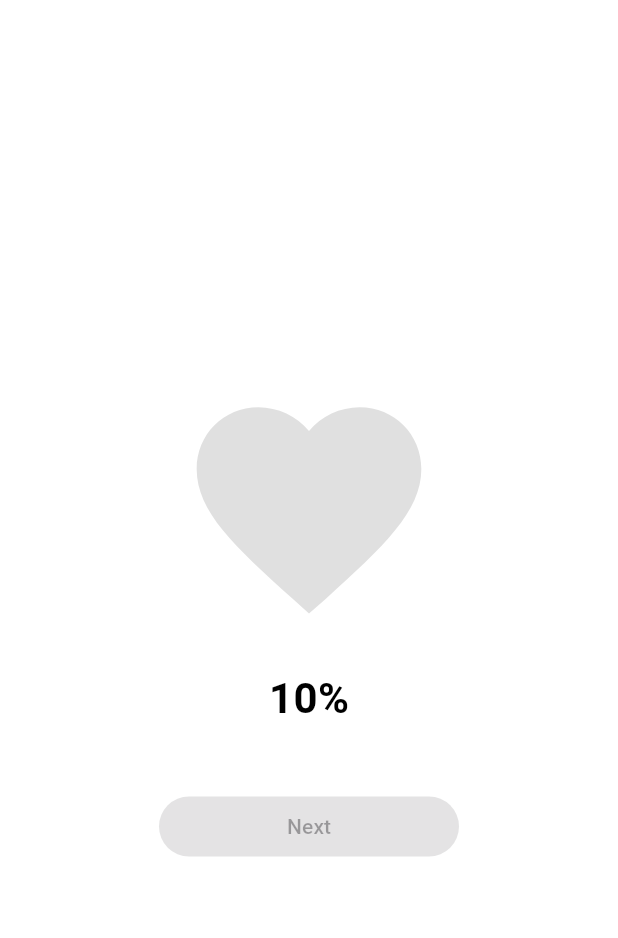
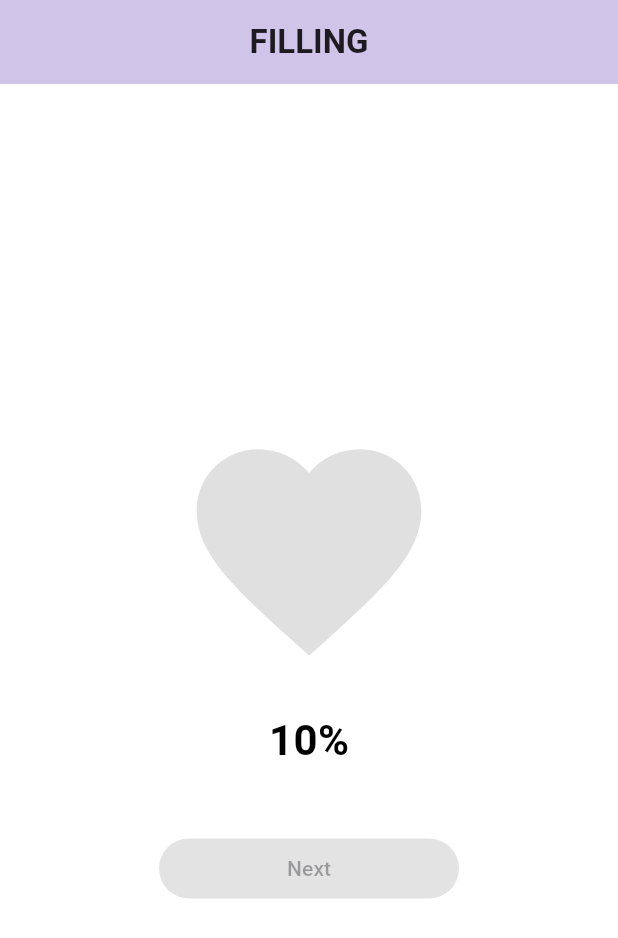
Before and after one commit to aravindsiddhanthi/Heart_App, a Flutter app: the screen it shows after launch, after a tap on the "favorite" icon, on a phone screen of 412 x 824 dp. Shown: the top 938 px of the screen. Run offline on Flutter 3.47's test engine with Material 3 defaults, Android fonts, the phone set to English and light mode, and no system bars.

```diff
--- a/lib/view/home_view.dart
+++ b/lib/view/home_view.dart
@@ -1,76 +1,56 @@
-import 'dart:async';
 import 'package:flutter/material.dart';
+import 'package:provider/provider.dart';
+import '../viewmodel/heart_viewmodel.dart';
+import '../services/heart_service.dart';
+import '../model/heart_state.dart';
+import 'success_view.dart';
 
-class HomeView extends StatefulWidget {
+class HomeView extends StatelessWidget {
   const HomeView({super.key});
 
   @override
-  State<HomeView> createState() => _HomeViewState();
+  Widget build(BuildContext context) {
+    return ChangeNotifierProvider(
+      create: (_) => HeartViewModel(HeartService()),
+      child: const HeartScreen(),
+    );
+  }
 }
 
-class _HomeViewState extends State<HomeView> {
-  double _progress = 0.0; // 0 to 1 range
-  Timer? _timer;
-  bool _isFilling = false;
-
-  // Start or pause the filling inside heart
-  void _toggleFill() {
-    if (_isFilling) {
-      _timer?.cancel();
-      setState(() => _isFilling = false);
-    } else {
-      _timer = Timer.periodic(const Duration(seconds: 1), (timer) {
-        setState(() {
-          if (_progress < 1.0) {
-            _progress += 0.1; // fill 10 % for every each second
-          } else {
-            _timer?.cancel();
-            _isFilling = false;
-          }
-        });
-      });
-      setState(() => _isFilling = true);
-    }
-  }
-
-  void _clearHeart() {
-    _timer?.cancel();
-    setState(() {
-      _progress = 0.0;
-      _isFilling = false;
-    });
-  }
-
-  void _goToSuccessScreen() {
-    Navigator.push(
-      context,
-      MaterialPageRoute(builder: (_) => const SuccessView()),
-    );
-  }
+class HeartScreen extends StatelessWidget {
+  const HeartScreen({super.key});
 
   @override
   Widget build(BuildContext context) {
+    final vm = context.watch<HeartViewModel>();
+
     return Scaffold(
       backgroundColor: Colors.white,
-      body: SafeArea(
+      appBar: AppBar(
+        title: Text(
+          vm.status.name.toUpperCase(), // shows Empty,Filling,Filled,Success
+          style: const TextStyle(fontWeight: FontWeight.bold),
+        ),
+        centerTitle: true,
+        backgroundColor: Colors.deepPurple.shade100,
+      ),
+      body: Center(
         child: Column(
           mainAxisAlignment: MainAxisAlignment.center,
           children: [
             GestureDetector(
-              onTap: _toggleFill,
+              onTap: vm.toggleFill,
               child: Stack(
                 alignment: Alignment.center,
                 children: [
-                  // Heart outline (gray)
                   Icon(Icons.favorite, color: Colors.grey[300], size: 180),
-                  // Filled portion
                   ClipRect(
                     child: Align(
                       alignment: Alignment.bottomCenter,
-                      heightFactor: _progress,
+                      heightFactor: vm.progress, // 0.0 → 1.0
                       child: const Icon(
                         Icons.favorite,
-                        color: Colors.deepPurple, // as per given image color
+                        color: Colors.deepPurple,
                         size: 180,
                       ),
                     ),
@@ -80,7 +60,7 @@ class _HomeViewState extends State<HomeView> {
             ),
             const SizedBox(height: 16),
             Text(
-              "${(_progress * 100).toInt()}%",
+              "${(vm.progress * 100).toInt()}%",
               style: const TextStyle(
                 fontSize: 28,
                 fontWeight: FontWeight.bold,
@@ -88,9 +68,9 @@ class _HomeViewState extends State<HomeView> {
               ),
             ),
             const SizedBox(height: 32),
-            if (_progress == 1.0)
+            if (vm.status == HeartStatus.filled)
               ElevatedButton(
-                onPressed: _clearHeart,
+                onPressed: vm.clearHeart,
                 style: ElevatedButton.styleFrom(
                   backgroundColor: Colors.blue,
                   fixedSize: const Size(200, 40),
@@ -99,9 +79,16 @@ class _HomeViewState extends State<HomeView> {
               ),
             const SizedBox(height: 10),
             ElevatedButton(
-              onPressed: _progress == 1.0 ? _goToSuccessScreen : null,
+              onPressed: vm.status == HeartStatus.filled
+                  ? () => Navigator.push(
+                      context,
+                      MaterialPageRoute(builder: (_) => const SuccessView()),
+                    )
+                  : null,
               style: ElevatedButton.styleFrom(
-                backgroundColor: Colors.blue,
+                backgroundColor: vm.status == HeartStatus.filled
+                    ? Colors.blue
+                    : Colors.grey[300],
                 fixedSize: const Size(200, 40),
               ),
               child: const Text('Next'),
@@ -112,34 +99,3 @@ class _HomeViewState extends State<HomeView> {
     );
   }
 }
-
-// Separate Success screen
-class SuccessView extends StatelessWidget {
-  const SuccessView({super.key});
-
-  @override
-  Widget build(BuildContext context) {
-    return Scaffold(
-      body: Center(
-        child: Column(
-          mainAxisAlignment: MainAxisAlignment.center,
-          children: [
-            const Text(
-              'SUCCESS!',
-              style: TextStyle(fontSize: 32, fontWeight: FontWeight.bold),
-            ),
-            const SizedBox(height: 20),
-            ElevatedButton(
-              onPressed: () => Navigator.pop(context),
-              style: ElevatedButton.styleFrom(
-                backgroundColor: Colors.blue,
-                fixedSize: const Size(200, 40),
-              ),
-              child: const Text('Back'),
-            ),
-          ],
-        ),
-      ),
-    );
-  }
-}
--- a/lib/viewmodel/heart_viewmodel.dart
+++ b/lib/viewmodel/heart_viewmodel.dart
@@ -8,7 +8,7 @@ class HeartViewModel extends ChangeNotifier {
   Timer? _timer;
   double progress = 0.0;
   HeartStatus status = HeartStatus.empty;
-  bool _isRunning = false;
+  bool _isRunning = false; // tap starts/stops filling
 
   // here the entire application logic builds
   HeartViewModel(this._service);
@@ -34,7 +34,7 @@ class HeartViewModel extends ChangeNotifier {
         _isRunning = false;
         status = HeartStatus.filled;
       }
-      notifyListeners();
+      notifyListeners(); // to notify and update the UI
     });
     notifyListeners();
   }
--- a/pubspec.yaml
+++ b/pubspec.yaml
@@ -34,6 +34,7 @@ dependencies:
   # The following adds the Cupertino Icons font to your application.
   # Use with the CupertinoIcons class for iOS style icons.
   cupertino_icons: ^1.0.8
+  provider: ^6.1.5+1
 
 dev_dependencies:
   flutter_test:
```
Also changed, not shown: lib/view/success_view.dart (added, +33 -0 lines), pubspec.lock, 1 other file.
